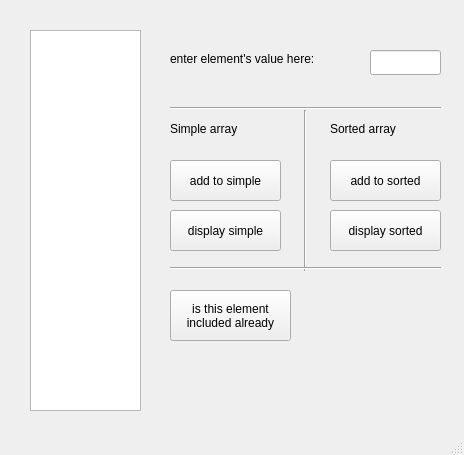
This is mainwindow.ui in mirabiliss/oop_lab_9 as Qt 5 draws it before an edit. The edited form follows.
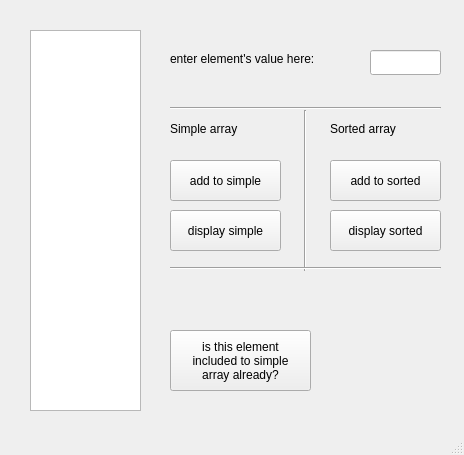
This is the edited form.

```diff
--- a/mainwindow.ui
+++ b/mainwindow.ui
@@ -158,21 +158,22 @@
     <property name="geometry">
      <rect>
       <x>170</x>
-      <y>290</y>
-      <width>121</width>
-      <height>51</height>
+      <y>330</y>
+      <width>141</width>
+      <height>61</height>
      </rect>
     </property>
     <property name="text">
      <string>is this element
-included already</string>
+included to simple
+array already?</string>
     </property>
    </widget>
    <widget class="QLabel" name="is_included_label">
     <property name="geometry">
      <rect>
-      <x>310</x>
-      <y>310</y>
+      <x>330</x>
+      <y>350</y>
       <width>67</width>
       <height>17</height>
      </rect>
```
